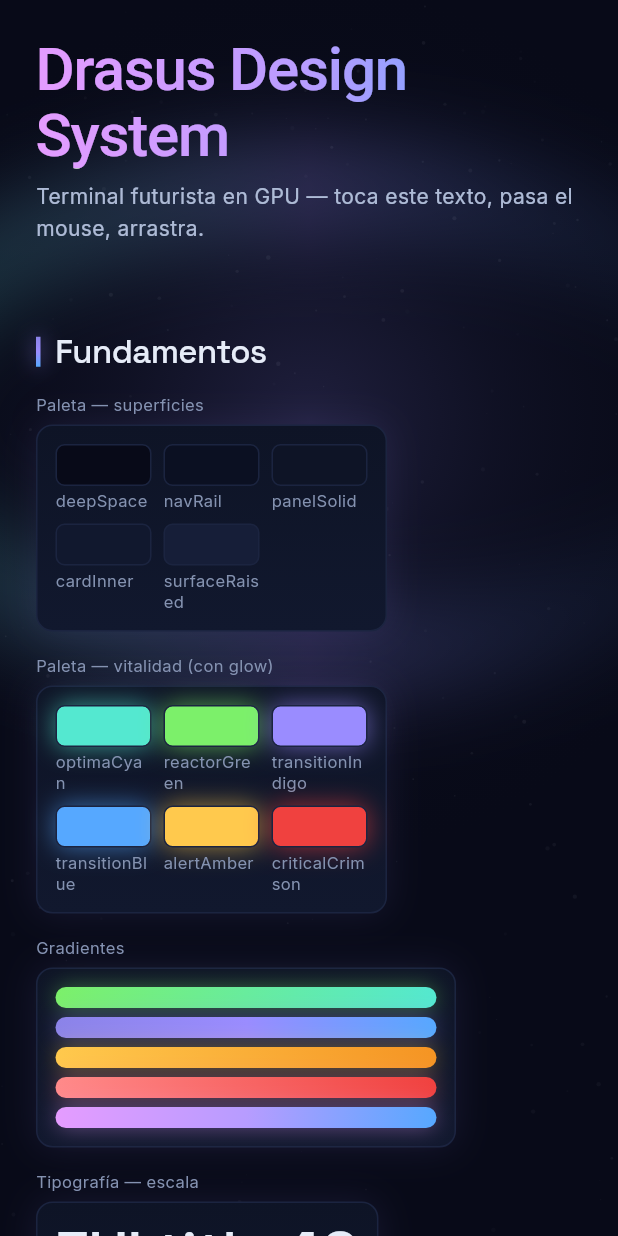
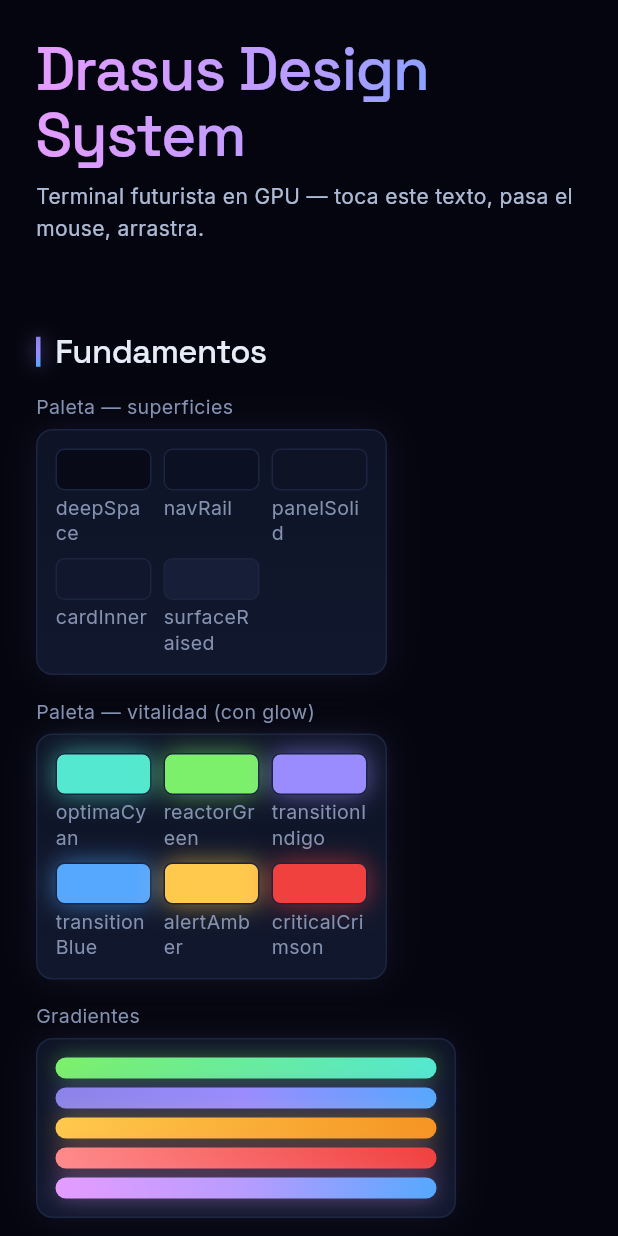
Before and after one commit to fbravohz/Drasus-Engine, a Flutter app: the GalleryTab widget shown alone on an empty page, opened directly, on a phone screen of 412 x 824 dp. Run offline on Flutter 3.47's test engine with Material 3 defaults, Android fonts, the phone set to English and light mode, and no system bars; our stand-ins replace iconsax_plus, shared_preferences; missing offline and left inert: dart:ffi, flutter_rust_bridge; accounts and stored records are empty; statements that could not run were skipped.

Commit message:
feat(ui): estandarización de vidrio, tipografía y optimización de performance
Vidrio:
- glassFill cambiado de 0x73141C36 (oscuro 45%) a 0x40F0F2FF (claro 25%)
- frosted() unificado con GlassSurface: mismos fill/blur/tint/rim
- Eliminadas todas las multiplicaciones .withOpacity/.withAlpha sobre
  glassFill en 14 archivos (el alpha ya es el correcto)
- frosted() ahora respeta DrasusSurfaceMode: glass → blur+rim, tint →
  solo color, solid → panelSolid oscuro

Tipografía:
- Hero title usa Gx.zuiTitle.copyWith (SpaceGrotesk 40px)
- Chips y labels usan Gx.uiSans/Gx.dataMono en vez de TextStyle inline
- CosmicBackdropPainter parametrizado con deepSpace dinámico

Performance:
- MC: eliminado MaskFilter.blur por segmento (4800 blur ops/frame → 0)
  reemplazado por líneas gruesas a baja opacidad
- MC: percentiles optimizados de 180 sorts a 1 sort (O(n log n))
- Cluster 3D: eliminado saveLayer+ImageFilter.blur (~90ms GPU)
  reemplazado por círculos grandes a baja opacidad
- Cluster 3D: proyección 3D cacheada en State, no en paint()
- Scan line: sin MaskFilter.blur, 3 capas de grosor/opacidad
- Scan line desplazado +dx/2 para alinear con glow de segmentos

Galería:
- section_dataviz_new, section_dag_nodes, section_animations,
  section_trade_tape cableados a la galería
- _sectionFull() para widgets de ancho completo (MC, Cluster, DAG)
- Fondo sólido deepSpace reemplaza telón cósmico (el vidrio es más visible)

```diff
--- a/ui/lib/gallery/gallery_fx.dart
+++ b/ui/lib/gallery/gallery_fx.dart
@@ -8,16 +8,51 @@ import 'dart:ui' as ui;
 import 'package:flutter/material.dart';
 import 'gallery_tokens.dart';
 import 'gallery_painters.dart';
+import '../drasus_theme.dart';
 
-// Vidrio Apple: translúcido pero "opaco". Desenfoque del fondo + degradado
-// vertical sutil + borde de luz (rim-light) + glow opcional.
+// Vidrio Apple — o lo que indique el modo global de superficie.
+// Lee DrasusThemeState.globalSurfaceMode para decidir la receta:
+//   glass → BackdropFilter + blur + rim (vidrio completo)
+//   tint  → Solo glassFill, sin blur ni rim (panel translúcido)
+//   solid → panelSolid oscuro (datos densos)
 Widget frosted({
   required Widget child,
   EdgeInsets padding = const EdgeInsets.all(12),
   double radius = Gx.rChrome,
-  double blur = 28,
+  double blur = 36,
   List<BoxShadow>? glow,
 }) {
+  final mode = DrasusThemeState.globalSurfaceMode;
+
+  if (mode == DrasusSurfaceMode.solid) {
+    return Container(
+      padding: padding,
+      decoration: BoxDecoration(
+        color: Gx.panelSolid,
+        borderRadius: BorderRadius.circular(radius),
+        border: Border.all(color: Gx.borderPanel),
+        boxShadow: glow,
+      ),
+      child: child,
+    );
+  }
+
+  if (mode == DrasusSurfaceMode.tint) {
+    return Container(
+      padding: padding,
+      decoration: BoxDecoration(
+        color: Gx.glassFill,
+        borderRadius: BorderRadius.circular(radius),
+        border: Border.all(
+          color: const Color(0x20A096FF).withOpacity(Gx.glassEdgeOpacity),
+        ),
+        boxShadow: glow,
+      ),
+      child: child,
+    );
+  }
+
+  // mode == glass: vidrio Apple completo.
   return ClipRRect(
     borderRadius: BorderRadius.circular(radius),
     child: BackdropFilter(
@@ -25,16 +60,19 @@ Widget frosted({
       child: Container(
         padding: padding,
         decoration: BoxDecoration(
-          gradient: LinearGradient(
+          gradient: const LinearGradient(
             begin: Alignment.topCenter,
             end: Alignment.bottomCenter,
             colors: [
-              Gx.glassFill.withOpacity(0.85),
-              Gx.glassFill.withOpacity(0.5),
+              Color(0x14AAAAFF),
+              Colors.transparent,
             ],
           ),
+          color: Gx.glassFill,
           borderRadius: BorderRadius.circular(radius),
-          border: Gx.rimLight(0.12),
+          border: Border.all(
+            color: const Color(0x20A096FF).withOpacity(Gx.glassEdgeOpacity),
+          ),
           boxShadow: glow,
         ),
         child: child,
@@ -318,7 +356,7 @@ class _GlowInputState extends State<GlowInput> {
       duration: const Duration(milliseconds: 200),
       padding: const EdgeInsets.symmetric(horizontal: 12, vertical: 11),
       decoration: BoxDecoration(
-        color: Gx.glassFill.withOpacity(focused ? 0.8 : 0.5),
+        color: Gx.glassFill,
         borderRadius: BorderRadius.circular(Gx.rInput),
         border: Border.all(
             color: focused ? widget.color : Gx.borderPanel,
--- a/ui/lib/gallery/gallery_painters.dart
+++ b/ui/lib/gallery/gallery_painters.dart
@@ -11,10 +11,18 @@ import 'gallery_tokens.dart';
 // Telón cósmico estático: resplandor violeta (supernova) + tenue disco de
 // acreción + campo de estrellas. Es ambiente sutil; jamás compite con los datos.
 class CosmicBackdropPainter extends CustomPainter {
+  final Color deepSpace;
+  final Color supernovaColor;
+
+  const CosmicBackdropPainter({
+    this.deepSpace = Gx.deepSpace,
+    this.supernovaColor = Gx.transitionIndigo,
+  });
+
   @override
   void paint(Canvas canvas, Size size) {
     final rect = Offset.zero & size;
-    canvas.drawRect(rect, Paint()..color = Gx.deepSpace);
+    canvas.drawRect(rect, Paint()..color = deepSpace);
 
     final center = Offset(size.width * 0.5, size.height * 0.34);
     final maxR = size.shortestSide * 0.75;
@@ -26,7 +34,7 @@ class CosmicBackdropPainter extends CustomPainter {
       Paint()
         ..shader = RadialGradient(
           colors: [
-            Gx.transitionIndigo.withOpacity(0.16),
+            supernovaColor.withOpacity(0.16),
             Gx.transitionPurple.withOpacity(0.06),
             Colors.transparent,
           ],
--- a/ui/lib/gallery/gallery_tab.dart
+++ b/ui/lib/gallery/gallery_tab.dart
@@ -9,6 +9,7 @@ import 'package:flutter/material.dart';
 import 'gallery_tokens.dart';
 import 'gallery_fx.dart';
 import 'gallery_painters.dart';
+import '../drasus_theme.dart';
 import 'sections/section_nav.dart';
 import 'sections/section_inputs_extended.dart';
 import 'sections/section_buttons_extended.dart';
@@ -18,6 +19,10 @@ import 'sections/section_dataviz_extended.dart';
 import 'sections/section_drasus_core_extended.dart';
 import 'sections/section_std_missing.dart';
 import 'sections/section_dataviz_quant.dart';
+import 'sections/section_dataviz_new.dart';
+import 'sections/section_dag_nodes.dart';
+import 'sections/section_animations.dart';
+import 'sections/section_trade_tape.dart';
 
 // Widget raíz de la pestaña. Telón cósmico estático + catálogo en scroll.
 class GalleryTab extends StatelessWidget {
@@ -25,41 +30,46 @@ class GalleryTab extends StatelessWidget {
 
   @override
   Widget build(BuildContext context) {
-    return Stack(
-      children: [
-        // Telón cósmico estático (ambiente sutil, no animado).
-        Positioned.fill(child: CustomPaint(painter: CosmicBackdropPainter())),
-        SingleChildScrollView(
+    final theme = DrasusTheme.of(context);
+    final surfaces = theme?.surfaces;
+    final ds = surfaces?.deepSpace ?? Gx.deepSpace;
+
+    return Container(
+      color: ds,
+      child: SingleChildScrollView(
           padding: const EdgeInsets.all(24),
           child: Column(
             crossAxisAlignment: CrossAxisAlignment.start,
             children: [
               _hero(),
               const SizedBox(height: 32),
-              _section('Fundamentos', _foundations()),
-              _section('Layout y estructura', _layout()),
-              _section('Navegación', _navigation()),
-              _section('Inputs y formularios', _inputs()),
-              _section('Inputs extendidos', _inputsExtended()),
-              _section('Botones y acciones', _buttons()),
-              _section('Botones extendidos', _buttonsExtended()),
-              _section('Data display', _dataDisplay()),
-              _section('Data display extendido', _dataDisplayExtended()),
-              _section('Feedback y overlays', _feedback()),
-              _section('Feedback extendido', _feedbackExtended()),
-              _section('Data-viz (dominio Drasus)', _dataviz()),
-              _section('Data-viz extendida', _datavizExtended()),
-              _section('Data-viz cuantitativa', _datavizQuant()),
-              _section('Núcleo Drasus', _drasusCore()),
-              _section('Núcleo Drasus extendido', _drasusCoreExtended()),
-              _section('Animaciones de Vitalidad', _vitalityAnimations()),
+              _section(context, 'Fundamentos', _foundations()),
+              _section(context, 'Layout y estructura', _layout()),
+              _section(context, 'Navegación', _navigation()),
+              _section(context, 'Inputs y formularios', _inputs()),
+              _section(context, 'Inputs extendidos', _inputsExtended()),
+              _section(context, 'Botones y acciones', _buttons()),
+              _section(context, 'Botones extendidos', _buttonsExtended()),
+              _section(context, 'Data display', _dataDisplay()),
+              _section(context, 'Data display extendido', _dataDisplayExtended()),
+              _section(context, 'Feedback y overlays', _feedback()),
+              _section(context, 'Feedback extendido', _feedbackExtended()),
+              _section(context, 'Data-viz (dominio Drasus)', _dataviz()),
+              _section(context, 'Data-viz extendida', _datavizExtended()),
+              _section(context, 'Data-viz cuantitativa', _datavizQuant()),
+              _sectionFull(context, 'Monte Carlo + Cluster 3D', _datavizNew()),
+              _sectionFull(context, 'Nodos y Conexiones DAG', _dagNodes()),
+              _sectionFull(context, 'Trade Tape + Ticker', _tradeTape()),
+              _section(context, 'Núcleo Drasus', _drasusCore()),
+              _section(context, 'Núcleo Drasus extendido', _drasusCoreExtended()),
+              _section(context, 'Animaciones de Vitalidad', _vitalityAnimations()),
+              _sectionFull(context, 'Odómetro + Gauge + Path Drawing', _animationsNew()),
               const SizedBox(height: 48),
             ],
           ),
         ),
-      ],
-    );
-  }
+      );
+    }
 
   // ---------------------------------------------------------------------------
   // Estructura
@@ -72,13 +82,8 @@ class GalleryTab extends StatelessWidget {
         ShaderMask(
           shaderCallback: (rect) =>
               const LinearGradient(colors: Gx.gradCosmic).createShader(rect),
-          child: const Text('Drasus Design System',
-              style: TextStyle(
-                  fontSize: 40,
-                  height: 1.1,
-                  letterSpacing: -0.8,
-                  fontWeight: FontWeight.w500,
-                  color: Colors.white)),
+          child: Text('Drasus Design System',
+              style: Gx.zuiTitle.copyWith(color: Colors.white)),
         ),
         const SizedBox(height: 8),
         // Texto con propagación de luz: tócalo para ver la "explosión".
@@ -88,7 +93,7 @@ class GalleryTab extends StatelessWidget {
     );
   }
 
-  Widget _section(String title, List<Widget> children) {
+  Widget _section(BuildContext context, String title, List<Widget> children) {
     return Padding(
       padding: const EdgeInsets.only(top: 28),
       child: Column(
@@ -108,6 +113,32 @@ class GalleryTab extends StatelessWidget {
           ]),
           const SizedBox(height: 16),
           Wrap(spacing: 16, runSpacing: 16, children: children),
+        ],
+      ),
+    );
+  }
+
+  // Variante de _section que usa Column en vez de Wrap — para widgets
+  // de ancho completo como Monte Carlo y Cluster 3D.
+  Widget _sectionFull(BuildContext context, String title, List<Widget> children) {
+    return Padding(
+      padding: const EdgeInsets.only(top: 28),
+      child: Column(
+        crossAxisAlignment: CrossAxisAlignment.start,
+        children: [
+          Row(children: [
+            Container(
+                width: 3,
+                height: 20,
+                margin: const EdgeInsets.only(right: 10),
+                decoration: BoxDecoration(
+                    gradient: Gx.linear(Gx.gradAurora,
+                        begin: Alignment.topCenter, end: Alignment.bottomCenter),
+                    boxShadow: Gx.glow(Gx.transitionIndigo, blur: 10, opacity: 0.7))),
+            Text(title, style: Gx.sectionHeading),
+          ]),
+          const SizedBox(height: 16),
+          ...children,
         ],
       ),
     );
@@ -161,8 +192,7 @@ class GalleryTab extends StatelessWidget {
         boxShadow: Gx.glow(fg, blur: 12, opacity: 0.30),
       ),
       child: Text(text,
-          style: TextStyle(
-              fontSize: 12, color: fg, height: 1.2, shadows: Gx.textGlow(fg))),
+          style: Gx.uiSans(fontSize: 12, color: fg, height: 1.2).copyWith(shadows: Gx.textGlow(fg))),
     );
   }
 
@@ -237,6 +267,10 @@ class GalleryTab extends StatelessWidget {
           glow: Gx.glow(Gx.transitionIndigo, blur: 18, opacity: 0.25),
           child: _panelHeader(Gx.iconBlurOn, 'Frosted translúcido'),
         )),
+        _frame('Acento dinámico', _panelSolid(
+          padding: const EdgeInsets.all(8),
+          child: const AccentAbSection(),
+        ), width: 380),
       ];
 
   Widget _swatches(List<List<Object>> entries, {bool glow = false}) {
@@ -475,10 +509,10 @@ class GalleryTab extends StatelessWidget {
   Widget _iconBtn(IconData icon) => Container(
         padding: const EdgeInsets.all(8),
         decoration: BoxDecoration(
-            color: Gx.glassFill,
+            color: Gx.cardInner,
             borderRadius: BorderRadius.circular(Gx.rButton),
             border: Border.all(color: Gx.borderPanel)),
-        child: Icon(icon, size: 18, color: Gx.textSecondary),
+        child: Icon(icon, size: 18, color: Gx.textPrimary),
       );
 
   // ---------------------------------------------------------------------------
@@ -972,6 +1006,41 @@ class GalleryTab extends StatelessWidget {
         ), width: 220),
       ];
 
+  // §10 Data-viz nuevos: Monte Carlo scanInit eléctrico + Cluster 3D nebulosa.
+  List<Widget> _datavizNew() => [
+        const MonteCarloLinesWidget(),
+        const SizedBox(height: 16),
+        SingleChildScrollView(
+          scrollDirection: Axis.horizontal,
+           child: const StrategyCluster3dWidget(),
+        ),
+      ];
+
+  // §10 Data-viz — nodos y conexiones DAG.
+  List<Widget> _dagNodes() => [
+        const DagNodesSection(),
+      ];
+
+  // §10 Data-viz — trade tape + ticker bar.
+  List<Widget> _tradeTape() => [
+        const TradeTapeSection(),
+      ];
+
+  // Animaciones universales: odómetro, gauge radial, path drawing eléctrico.
+  List<Widget> _animationsNew() => [
+        const OdometerSection(),
+        const SizedBox(height: 16),
+        const GaugeSection(),
+        const SizedBox(height: 16),
+        SizedBox(
+          width: double.infinity,
+          child: _panelSolid(
+            padding: EdgeInsets.zero,
+            child: const EquityCurveAnimated(),
+          ),
+        ),
+      ];
+
   // ---------------------------------------------------------------------------
   // Animaciones de Vitalidad — sonarPulse y scanRing
   // ---------------------------------------------------------------------------
--- a/ui/lib/gallery/gallery_tokens.dart
+++ b/ui/lib/gallery/gallery_tokens.dart
@@ -22,7 +22,7 @@ class Gx {
   static const panelSolid = Color(0xFF0E1426); // panel de datos
   static const cardInner = Color(0xFF11182E); // tarjeta interna
   static const surfaceRaised = Color(0xFF161E38); // hover de fila
-  static const glassFill = Color(0x73141C36); // vidrio del chrome (~45%)
+  static const glassFill = Color(0x40F0F2FF); // vidrio Apple — tinte claro (~25%) sobre fondo oscuro
   static const gaugeTrack = Color(0xFF16203A); // riel de las barras de vitalidad
 
   // --- Estructura (bordes y separadores tintados) ---
@@ -66,6 +66,10 @@ class Gx {
   static const cosmicB = Color(0xFFB79CFF);
   static const cosmicC = Color(0xFF56A8FF);
   static const starField = Color(0xFFE6ECF8);
+
+  // --- Vidrio Apple ---
+  static const glassEdgeOpacity = 0.28;
+  static const glassBlur = 36.0;
 
   // --- Radios (Border Radius de DESIGN.md) ---
   static const rPanel = 11.0;
@@ -144,9 +148,9 @@ class Gx {
   // Las constantes que usan google_fonts no pueden ser 'const' porque los
   // TextStyle devueltos incluyen referencias a FontLoader, que no es const.
   static TextStyle get microLabel =>
-      uiSans(fontSize: 11, height: 1.3, color: textLabel);
+      uiSans(fontSize: 13, height: 1.3, color: textLabel);
   static TextStyle get label =>
-      uiSans(fontSize: 12, height: 1.4, color: textLabel);
+      uiSans(fontSize: 14, height: 1.4, color: textLabel);
   static TextStyle get body =>
       uiSans(fontSize: 14, height: 1.5, color: textPrimary);
   static TextStyle get bodySecondary =>
@@ -154,7 +158,7 @@ class Gx {
   static TextStyle get subheading =>
       uiSans(fontSize: 16, height: 1.5, color: textPrimary);
   static TextStyle get panelTitle => displayGrotesque(
-      fontSize: 14, height: 1.3, color: textSecondary, weight: FontWeight.w500);
+      fontSize: 16, height: 1.3, color: textSecondary, weight: FontWeight.w500);
   static TextStyle get sectionHeading => displayGrotesque(
       fontSize: 22,
       height: 1.15,
@@ -170,7 +174,7 @@ class Gx {
 
   // Datos en JetBrains Mono (numStyle de DESIGN.md).
   static TextStyle get dataSmall =>
-      dataMono(fontSize: 13, height: 1.4, color: textPrimary);
+      dataMono(fontSize: 14, height: 1.4, color: textPrimary);
   static TextStyle get dataHero =>
       dataMono(fontSize: 28, height: 1.1, color: textPrimary);
 
--- /dev/null
+++ b/ui/lib/widgets/electric_primitives.dart
@@ -0,0 +1,80 @@
+// Primitivos eléctricos reutilizables (ADR-0138).
+// Funciones puras extraídas de section_dataviz_new.dart para que cualquier
+// gráfico de líneas de la galería o de las Cáscaras Delgadas las consuma
+// sin duplicarlas. Los valores (decaimiento 8.0, cola 120px, etc.) son los
+// canónicos originales — no se inventó ninguno.
+
+import 'dart:math';
+import 'package:flutter/material.dart';
+
+// Calcula la intensidad de ignición eléctrica para un punto en X dado el
+// progreso actual del scan. Retorna 0.0–1.0 donde 1.0 = máxima ignición
+// (el scan acaba de pasar por ese punto). Decae exponencialmente con
+// scanDecay (default 8.0 — DrasusMotion.scanDecay).
+double electricIntensity(
+  double pointX,
+  double scanX,
+  double width, {
+  double decay = 8.0,
+}) {
+  if (scanX < pointX) return 0.0; // el scan aún no llegó a este punto
+  final timeSinceScan = (scanX - pointX) / width;
+  return exp(-timeSinceScan * decay).clamp(0.0, 1.0);
+}
+
+// Pinta la cola de cometa (comet tail) del scan line: gradiente de 120px
+// que va de transparente hasta el color de acento al 25% de opacidad.
+// [scanX] posición X actual del scan. [canvasSize] tamaño del lienzo.
+void paintCometTail(
+  Canvas canvas,
+  double scanX,
+  Size canvasSize,
+  Color accentColor,
+) {
+  const tailWidth = 120.0;
+  final tailLeft = (scanX - tailWidth).clamp(0.0, canvasSize.width);
+  final tailRect =
+      Rect.fromLTWH(tailLeft, 0, scanX - tailLeft, canvasSize.height);
+  if (tailRect.width <= 0) return;
+  final tailPaint = Paint()
+    ..shader = LinearGradient(
+      colors: [Colors.transparent, accentColor.withOpacity(0.25)],
+    ).createShader(tailRect);
+  canvas.drawRect(tailRect, tailPaint);
+}
+
+// Pinta la línea vertical del scanner: halo ancho semitransparente + línea nítida.
+// Sin MaskFilter.blur por consistencia con el resto de líneas eléctricas.
+void paintScanLine(
+  Canvas canvas,
+  double scanX,
+  double height,
+  Color accentColor,
+  double opacity,
+) {
+  if (opacity <= 0) return;
+  // Halo sin blur: línea gruesa a baja opacidad.
+  canvas.drawLine(
+    Offset(scanX, 0),
+    Offset(scanX, height),
+    Paint()
+      ..color = accentColor.withOpacity(0.15 * opacity)
+      ..strokeWidth = 20.0,
+  );
+  // Línea media.
+  canvas.drawLine(
+    Offset(scanX, 0),
+    Offset(scanX, height),
+    Paint()
+      ..color = accentColor.withOpacity(0.25 * opacity)
+      ..strokeWidth = 6.0,
+  );
+  // Línea nítida central.
+  canvas.drawLine(
+    Offset(scanX, 0),
+    Offset(scanX, height),
+    Paint()
+      ..color = accentColor.withOpacity(opacity)
+      ..strokeWidth = 1.5,
+  );
+}
```
